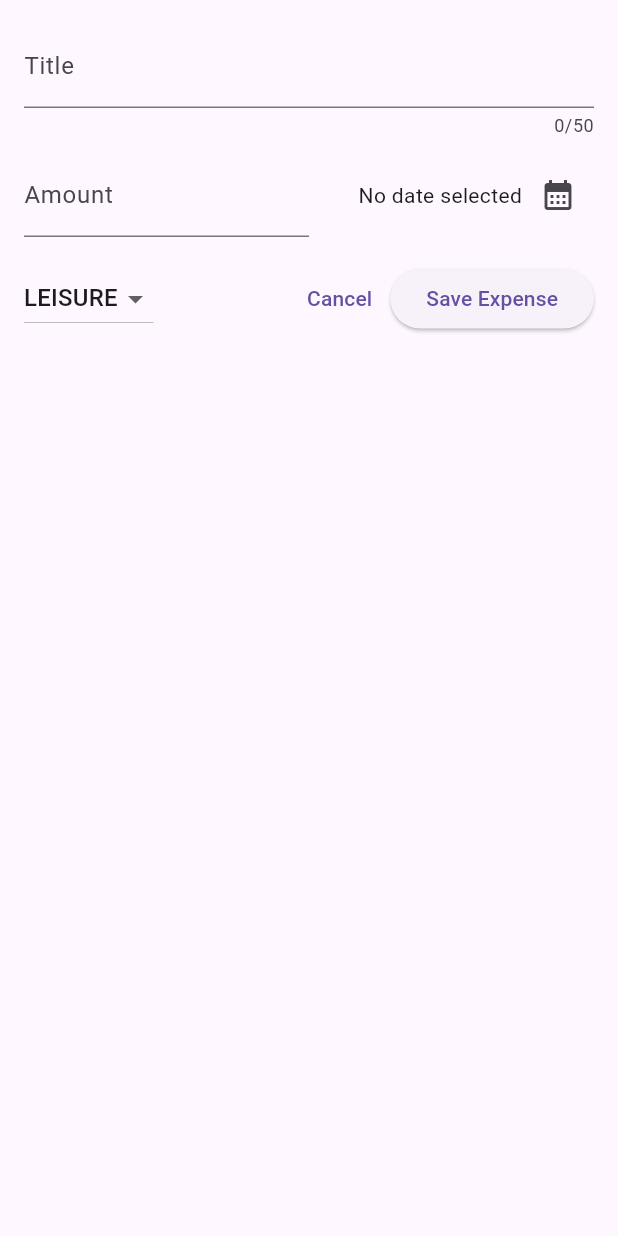
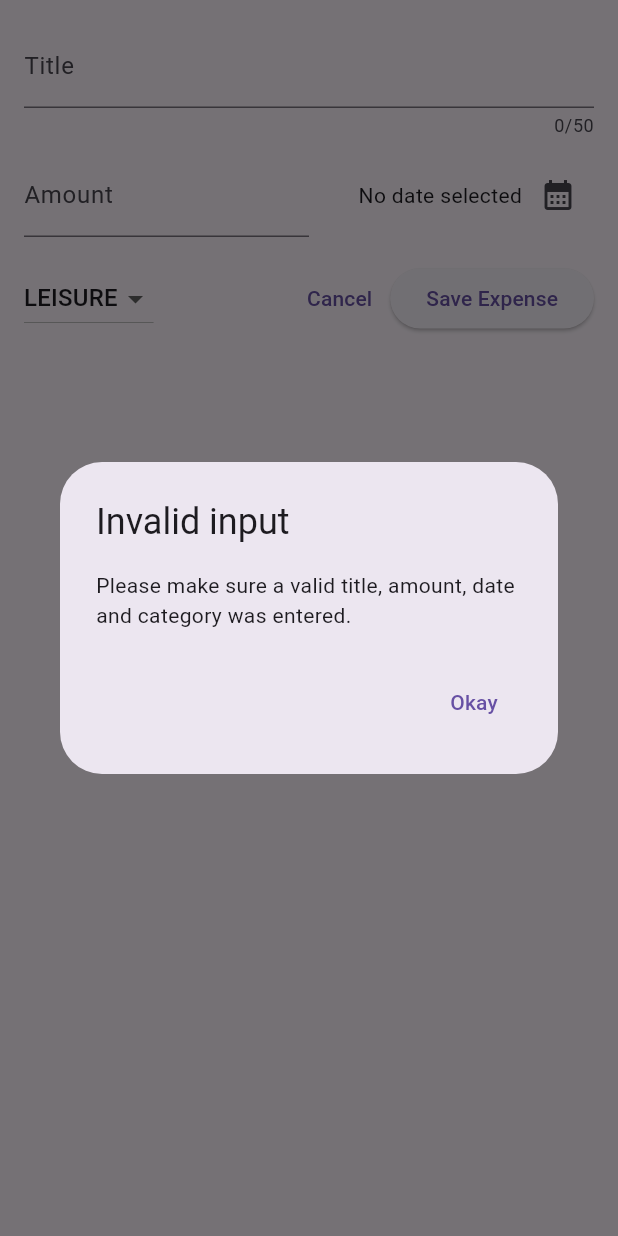
Before and after one commit to shaikhikram04/Expensive-Tracker, a Flutter app: the NewExpense widget shown alone on an empty page, opened directly, after a tap on "Save Expense", on a phone screen of 412 x 824 dp. Run offline on Flutter 3.47's test engine with Material 3 defaults, Android fonts, the phone set to English and light mode, and no system bars.

Commit message:
handling invalid input

```diff
--- a/lib/widgets/new_expense.dart
+++ b/lib/widgets/new_expense.dart
@@ -26,6 +26,34 @@
     setState(() {
       _selectedDate = pickedDate;
     });
+  }
+
+  void _submitExpenseData() {
+    final enteredAmount = double.tryParse(_amountController.text);
+    final isAmountInvalid = enteredAmount == null || enteredAmount <= 0;
+    if (_titleController.text.trim().isEmpty ||
+        isAmountInvalid ||
+        _selectedDate == null) {
+      showDialog(
+        context: context,
+        builder: (ctx) => AlertDialog(
+          title: const Text('Invalid input'),
+          content: const Text(
+              'Please make sure a valid title, amount, date and category was entered.'),
+          actions: [
+            TextButton(
+              onPressed: () {
+                Navigator.pop(ctx);
+              },
+              child: const Text('Okay'),
+            )
+          ],
+        ),
+      );
+      return;
+    }
+
+
   }
 
   @override
@@ -109,7 +137,7 @@
                 child: const Text('Cancel'),
               ),
               ElevatedButton(
-                onPressed: () {},
+                onPressed: _submitExpenseData,
                 child: const Text('Save Expense'),
               ),
             ],
```
